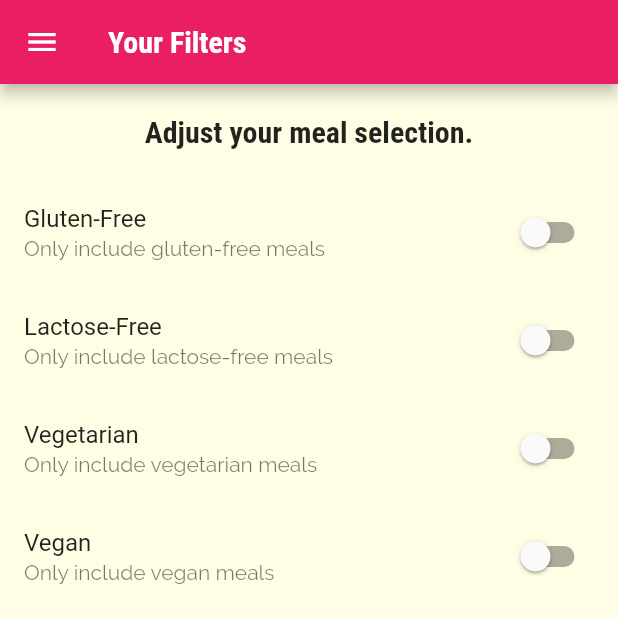
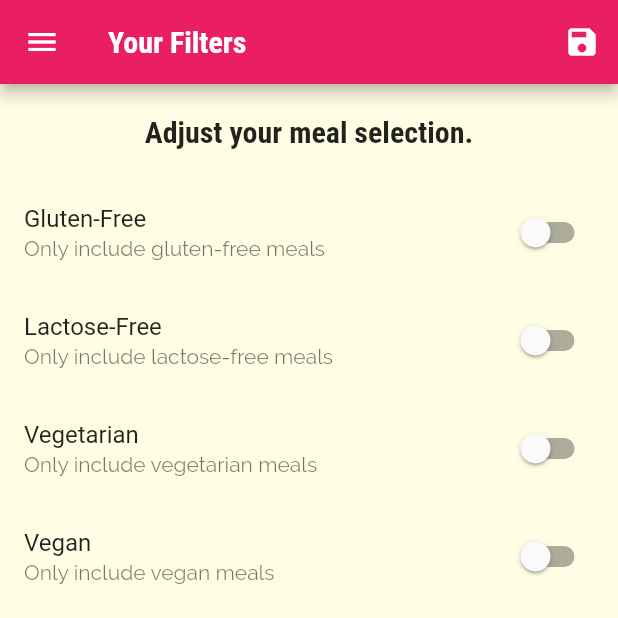
Before and after one commit to GannonDetroit/flutter-meal-app, a Flutter app: the screen it shows after launch, in the side drawer, after a tap on "Filters", on a phone screen of 412 x 824 dp, the top half of it. Run offline on Flutter 3.47's test engine with Material 2 defaults, Android fonts, the phone set to English and light mode, and no system bars.

Commit message:
added filter logic

```diff
--- a/lib/main.dart
+++ b/lib/main.dart
@@ -1,13 +1,51 @@
 import 'package:flutter/material.dart';
+import './dummy_data.dart';
 import 'screens/filters_screen.dart';
 import 'screens/category_meals_screen.dart';
 import 'screens/meal_detail_screen.dart';
 import 'screens/categories_screen.dart';
 import './screens/tabs_screen.dart';
+import './models/meal.dart';
 
 void main() => runApp(MyApp());
 
-class MyApp extends StatelessWidget {
+class MyApp extends StatefulWidget {
+  @override
+  State<MyApp> createState() => _MyAppState();
+}
+
+class _MyAppState extends State<MyApp> {
+  Map<String, bool> _filters = {
+    'gluten': false,
+    'lactose': false,
+    'vegan': false,
+    'vegetarian': false,
+  };
+
+  List<Meal> _availableMeals = DUMMY_MEALS;
+
+  void _setFilters(Map<String, bool> filterData) {
+    setState(() {
+      _filters = filterData;
+      _availableMeals = DUMMY_MEALS.where((meal) {
+        //check if gluten free filter is on and if a meal is not glutten free, if so return false so we don't see it.
+        if (_filters['gluten'] && !meal.isGlutenFree) {
+          return false;
+        }
+        if (_filters['lactose'] && !meal.isLactoseFree) {
+          return false;
+        }
+        if (_filters['vegan'] && !meal.isVegan) {
+          return false;
+        }
+        if (_filters['vegetarian'] && !meal.isVegetarian) {
+          return false;
+        }
+        return true;
+      }).toList();
+    });
+  }
+
   @override
   Widget build(BuildContext context) {
     return MaterialApp(
@@ -27,9 +65,10 @@ class MyApp extends StatelessWidget {
       home: TabsScreen(),
       routes: {
         //note that '/' is already accounted for, its for the home: CategoriesScreen() route.
-        CategoryMealsScreen.routeName: (ctx) => CategoryMealsScreen(),
+        CategoryMealsScreen.routeName: (ctx) =>
+            CategoryMealsScreen(_availableMeals),
         MealDetailScreen.routeName: (ctx) => MealDetailScreen(),
-        FiltersScreen.routeName: (ctx) => FiltersScreen(),
+        FiltersScreen.routeName: (ctx) => FiltersScreen(_filters, _setFilters),
       },
       //this takes a function that takes some route settings (like args) and then it will return a route with a builder,
       //this is only reached when you are going to named route that is NOT registered in the routes table but uses .pushNamed
--- a/lib/screens/category_meals_screen.dart
+++ b/lib/screens/category_meals_screen.dart
@@ -1,11 +1,13 @@
 import 'package:flutter/material.dart';
 import 'package:flutter_complete_guide/widgets/meal_item.dart';
-import '../dummy_data.dart';
 import '../models/meal.dart';
 
 class CategoryMealsScreen extends StatefulWidget {
   //a common practice for routing is to have a static const to avoid type-o related errors
   static const routeName = '/category-meals';
+  final List<Meal> availableMeals;
+
+  CategoryMealsScreen(this.availableMeals);
 
   @override
   State<CategoryMealsScreen> createState() => _CategoryMealsScreenState();
@@ -24,7 +26,7 @@ class _CategoryMealsScreenState extends State<CategoryMealsScreen> {
         ModalRoute.of(context).settings.arguments as Map<String, String>;
     categoryTitle = routeArgs['title'];
     final categoryId = routeArgs['id'];
-    displayedMeals = DUMMY_MEALS.where((meal) {
+    displayedMeals = widget.availableMeals.where((meal) {
       return meal.categories.contains(categoryId);
     }).toList();
     super.didChangeDependencies();
--- a/lib/screens/filters_screen.dart
+++ b/lib/screens/filters_screen.dart
@@ -3,6 +3,11 @@ import '../widgets/main_drawer.dart';
 
 class FiltersScreen extends StatefulWidget {
   static const routeName = '/filters';
+
+  final Function saveFilters;
+  final Map<String, bool> currentFilters;
+
+  FiltersScreen(this.currentFilters, this.saveFilters);
 
   @override
   State<FiltersScreen> createState() => _FiltersScreenState();
@@ -14,6 +19,16 @@ class _FiltersScreenState extends State<FiltersScreen> {
   var _vegetarian = false;
   var _vegan = false;
   var _lactoseFree = false;
+
+  //reminder we use initState when we want to set the state only the first time we initlize/build something but not when we rebuild it. Don't forget the super.
+  @override
+  initState() {
+    _glutenFree = widget.currentFilters['gluten'];
+    _lactoseFree = widget.currentFilters['lactose'];
+    _vegan = widget.currentFilters['vegan'];
+    _vegetarian = widget.currentFilters['vegetarian'];
+    super.initState();
+  }
 
   //to avoid making copy and pasting the same code block multpile times, i'm making a builder method to save code.
   Widget _buildSwitchListTile(String title, String description,
@@ -29,7 +44,23 @@ class _FiltersScreenState extends State<FiltersScreen> {
   @override
   Widget build(BuildContext context) {
     return Scaffold(
-      appBar: AppBar(title: Text('Your Filters')),
+      appBar: AppBar(
+        title: Text('Your Filters'),
+        actions: [
+          //note because this class is technically seperate from the main one above, to access the passed down function, just do widget.FunctionName and it works.
+          IconButton(
+              onPressed: () {
+                final selectedFilters = {
+                  'gluten': _glutenFree,
+                  'lactose': _lactoseFree,
+                  'vegan': _vegan,
+                  'vegetarian': _vegetarian,
+                };
+                widget.saveFilters(selectedFilters);
+              },
+              icon: Icon(Icons.save))
+        ],
+      ),
       drawer: MainDrawer(),
       body: Column(
         children: [
```
